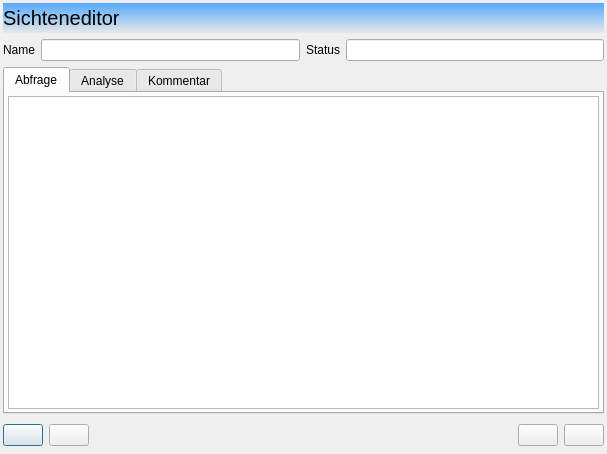
WOGRA-AG/wms, file guilibraries/wmsgui/src/misc/CwmsViewEditor.ui: the form before one commit.
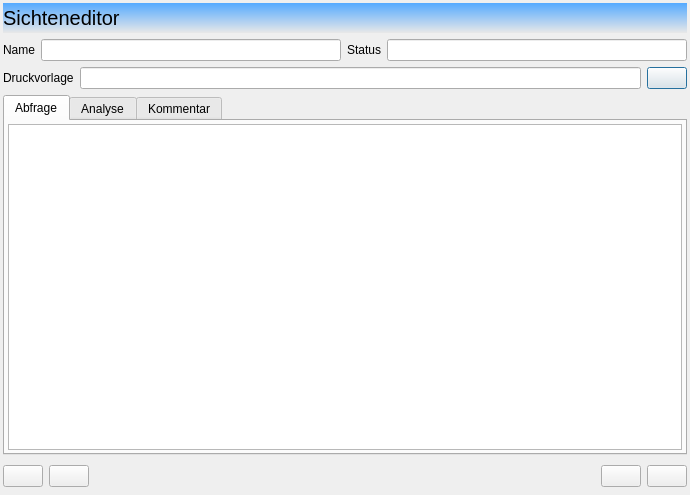
The form after the commit. Icons and pictures are not drawn.

Commit message: added report to views and enabled print functions in container editor.

```diff
--- a/guilibraries/wmsgui/src/misc/CwmsViewEditor.ui
+++ b/guilibraries/wmsgui/src/misc/CwmsViewEditor.ui
@@ -6,8 +6,8 @@
    <rect>
     <x>0</x>
     <y>0</y>
-    <width>607</width>
-    <height>454</height>
+    <width>690</width>
+    <height>495</height>
    </rect>
   </property>
   <property name="windowTitle">
@@ -97,6 +97,41 @@
      </item>
     </layout>
    </item>
+   <item>
+    <layout class="QHBoxLayout" name="horizontalLayout_2">
+     <item>
+      <widget class="QLabel" name="label_4">
+       <property name="text">
+        <string>Druckvorlage</string>
+       </property>
+      </widget>
+     </item>
+     <item>
+      <widget class="QLineEdit" name="m_pqlePrintingTemplate">
+       <property name="readOnly">
+        <bool>true</bool>
+       </property>
+      </widget>
+     </item>
+     <item>
+      <widget class="QPushButton" name="m_pqpbPrintingTemplate">
+       <property name="text">
+        <string/>
+       </property>
+       <property name="icon">
+        <iconset resource="wmsgui.qrc">
+         <normaloff>:/icons/search24.png</normaloff>:/icons/search24.png</iconset>
+       </property>
+       <property name="iconSize">
+        <size>
+         <width>24</width>
+         <height>24</height>
+        </size>
+       </property>
+      </widget>
+     </item>
+    </layout>
+   </item>
    <item>
     <widget class="QTabWidget" name="m_pqTabWidget">
      <property name="currentIndex">
```
Left out of the diff: 35 changed lines with no effect on the pictures. The commit also changes 4 other files.
